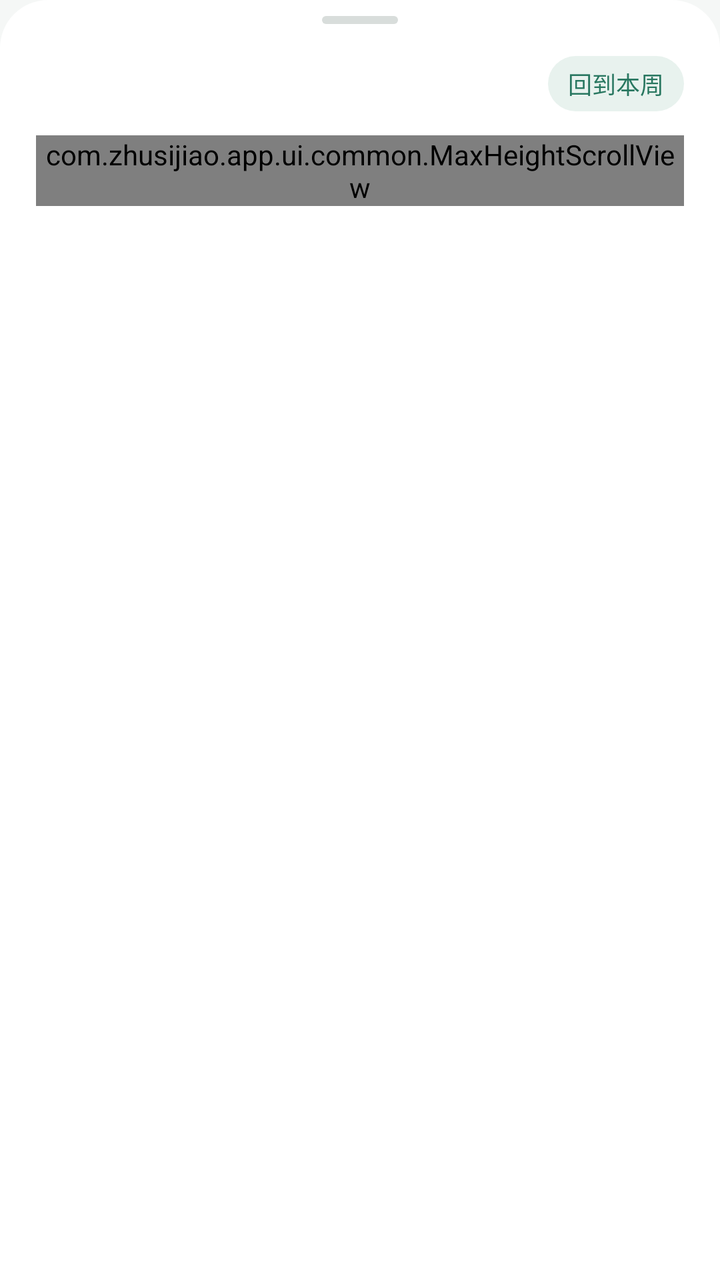
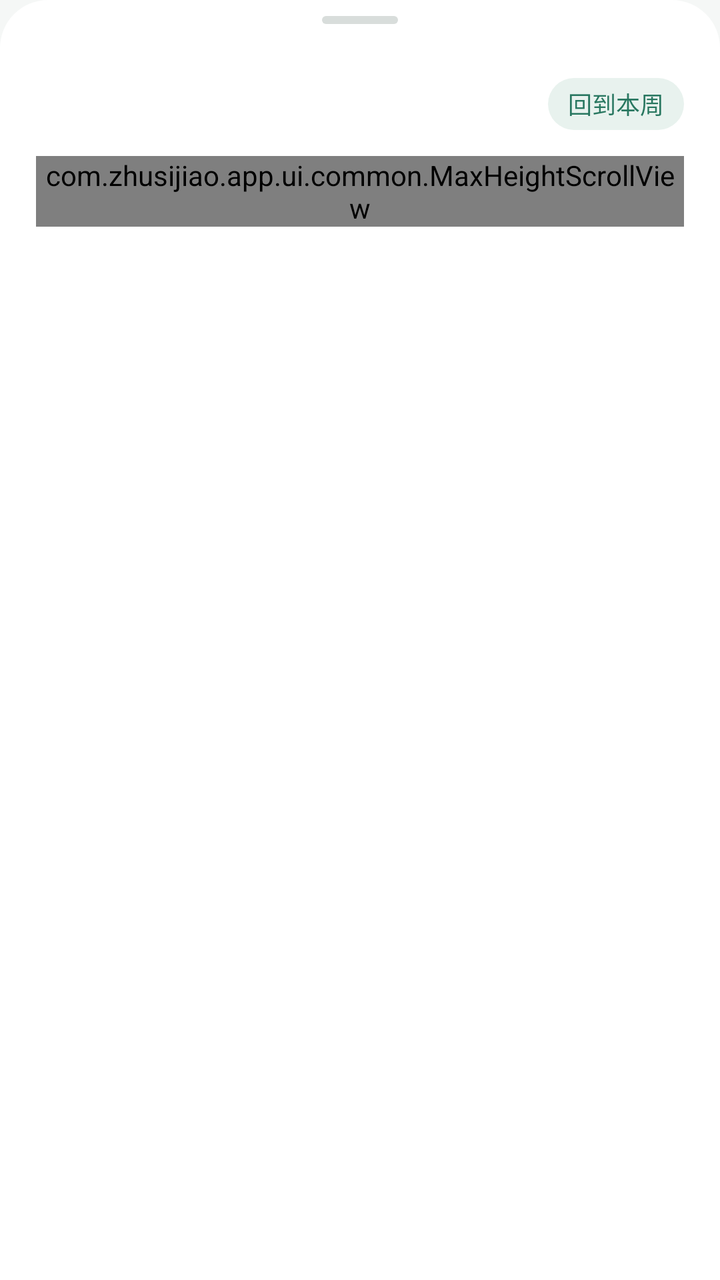

Compare the two renders of this Android layout. The source of the first and the diff that turns it into the second are given below.
<!-- AndroidManifest.xml: application theme Theme.Zhusijiao -->
<!-- res/layout/dialog_week_picker.xml -->
<?xml version="1.0" encoding="utf-8"?>
<LinearLayout xmlns:android="http://schemas.android.com/apk/res/android"
    android:layout_width="match_parent"
    android:layout_height="wrap_content"
    android:background="@drawable/bg_sheet"
    android:orientation="vertical"
    style="@style/SheetRoot">

    <View style="@style/SheetHandle" />

    <LinearLayout
        android:layout_width="match_parent"
        android:layout_height="wrap_content"
        android:layout_marginBottom="12dp"
        android:gravity="center_vertical"
        android:orientation="horizontal">

        <TextView
            android:id="@+id/pickerTitle"
            android:layout_width="0dp"
            android:layout_height="wrap_content"
            android:layout_weight="1"
            android:textColor="@color/text_primary"
            android:textSize="@dimen/text_subtitle"
            android:textStyle="bold" />

        <TextView
            android:id="@+id/backToCurrent"
            android:layout_width="wrap_content"
            android:layout_height="wrap_content"
            android:background="@drawable/bg_tag"
            android:clickable="true"
            android:focusable="true"
            android:paddingStart="10dp"
            android:paddingTop="5dp"
            android:paddingEnd="10dp"
            android:paddingBottom="5dp"
            android:text="@string/week_picker_back_current"
            android:textColor="@color/accent_strong"
            android:textSize="@dimen/text_hint" />
    </LinearLayout>

    <com.zhusijiao.app.ui.common.MaxHeightScrollView
        android:id="@+id/weekScroll"
        android:layout_width="match_parent"
        android:layout_height="wrap_content">

        <LinearLayout
            android:id="@+id/weekRows"
            android:layout_width="match_parent"
            android:layout_height="wrap_content"
            android:orientation="vertical" />
    </com.zhusijiao.app.ui.common.MaxHeightScrollView>
</LinearLayout>
<!-- resources referenced by this layout -->
<resources>
  <color name="accent_strong">#287760</color>
  <color name="text_primary">#1d2421</color>
  <dimen name="text_hint">12sp</dimen>
  <dimen name="text_subtitle">16sp</dimen>
  <!-- drawable bg_sheet (drawable) -->
  <?xml version="1.0" encoding="utf-8"?>
  
  <shape xmlns:android="http://schemas.android.com/apk/res/android" android:shape="rectangle">
      <solid android:color="@color/surface" />
      <corners android:topLeftRadius="@dimen/radius_xl" android:topRightRadius="@dimen/radius_xl" />
  </shape>
  <!-- drawable bg_tag (drawable) -->
  <?xml version="1.0" encoding="utf-8"?>
  
  <shape xmlns:android="http://schemas.android.com/apk/res/android" android:shape="rectangle">
      <solid android:color="@color/tag_bg" />
      <corners android:radius="100dp" />
  </shape>
  <string name="week_picker_back_current">回到本周</string>
  <style name="SheetHandle">
          <item name="android:layout_width">38dp</item>
          <item name="android:layout_height">4dp</item>
          <item name="android:layout_gravity">center_horizontal</item>
          <item name="android:layout_marginBottom">16dp</item>
          <item name="android:background">@drawable/bg_sheet_handle</item>
      </style>
  <style name="SheetRoot">
          <item name="android:paddingStart">18dp</item>
          <item name="android:paddingTop">8dp</item>
          <item name="android:paddingEnd">18dp</item>
          <item name="android:paddingBottom">16dp</item>
      </style>
  <style name="Theme.Zhusijiao" parent="Theme.AppCompat.Light.NoActionBar">
          <item name="colorPrimary">@color/accent</item>
          <item name="colorPrimaryDark">@color/accent</item>
          <item name="colorAccent">@color/accent</item>
          <item name="colorControlActivated">@color/accent</item>
          <item name="android:textColorPrimary">@color/text_primary</item>
          <item name="android:textColorSecondary">@color/text_secondary</item>
          <item name="android:windowBackground">@color/background</item>
          <item name="android:statusBarColor">@color/background</item>
          <item name="android:navigationBarColor">@color/surface</item>
          <item name="android:windowLightStatusBar" tools:targetApi="m">true</item>
          <item name="android:windowLightNavigationBar" tools:targetApi="o_mr1">true</item>
          <item name="android:alertDialogTheme">@style/Theme.Zhusijiao.Dialog</item>
          <item name="alertDialogTheme">@style/Theme.Zhusijiao.Dialog</item>
      </style>
  <color name="surface">#ffffff</color>
  <dimen name="radius_xl">24dp</dimen>
  <color name="tag_bg">#e8f2ee</color>
  <!-- drawable bg_sheet_handle (drawable) -->
  <?xml version="1.0" encoding="utf-8"?>
  
  <shape xmlns:android="http://schemas.android.com/apk/res/android" android:shape="rectangle">
      <solid android:color="@color/sheet_handle" />
      <corners android:radius="4dp" />
  </shape>
  <color name="accent">#2f7d68</color>
  <color name="text_secondary">#5f6965</color>
  <color name="background">#f5f7f6</color>
  <style name="Theme.Zhusijiao.Dialog" parent="Theme.AppCompat.Light.Dialog.Alert">
          <item name="colorAccent">@color/accent</item>
          <item name="android:textColorPrimary">@color/text_primary</item>
          <item name="buttonBarPositiveButtonStyle">@style/DialogButton</item>
          <item name="buttonBarNegativeButtonStyle">@style/DialogButton</item>
          <item name="buttonBarNeutralButtonStyle">@style/DialogButton</item>
      </style>
  <color name="sheet_handle">#d8dddb</color>
  <style name="DialogButton" parent="Widget.AppCompat.Button.ButtonBar.AlertDialog">
          <item name="android:textColor">@color/accent</item>
          <item name="android:textStyle">bold</item>
      </style>
</resources>

<!-- the commit's change to res/layout/dialog_week_picker.xml (unified diff, before → after) -->
@@ -11,7 +11,7 @@
     <LinearLayout
         android:layout_width="match_parent"
         android:layout_height="wrap_content"
-        android:layout_marginBottom="12dp"
+        android:layout_marginBottom="2dp"
         android:gravity="center_vertical"
         android:orientation="horizontal">
 
@@ -27,14 +27,15 @@
         <TextView
             android:id="@+id/backToCurrent"
             android:layout_width="wrap_content"
-            android:layout_height="wrap_content"
-            android:background="@drawable/bg_tag"
+            android:layout_height="48dp"
+            android:background="@drawable/bg_tag_touch_small"
             android:clickable="true"
             android:focusable="true"
+            android:gravity="center"
             android:paddingStart="10dp"
-            android:paddingTop="5dp"
+            android:paddingTop="0dp"
             android:paddingEnd="10dp"
-            android:paddingBottom="5dp"
+            android:paddingBottom="0dp"
             android:text="@string/week_picker_back_current"
             android:textColor="@color/accent_strong"
             android:textSize="@dimen/text_hint" />
<!-- resource entries referenced after the edit -->
@@ -11,6 +11,12 @@
       <solid android:color="@color/surface" />
       <corners android:topLeftRadius="@dimen/radius_xl" android:topRightRadius="@dimen/radius_xl" />
   </shape>
+  <!-- drawable bg_tag_touch_small (drawable) -->
+  <?xml version="1.0" encoding="utf-8"?>
+  <inset xmlns:android="http://schemas.android.com/apk/res/android"
+      android:drawable="@drawable/bg_tag"
+      android:insetTop="11dp"
+      android:insetBottom="11dp" />
   <!-- drawable bg_tag (drawable) -->
   <?xml version="1.0" encoding="utf-8"?>
   
